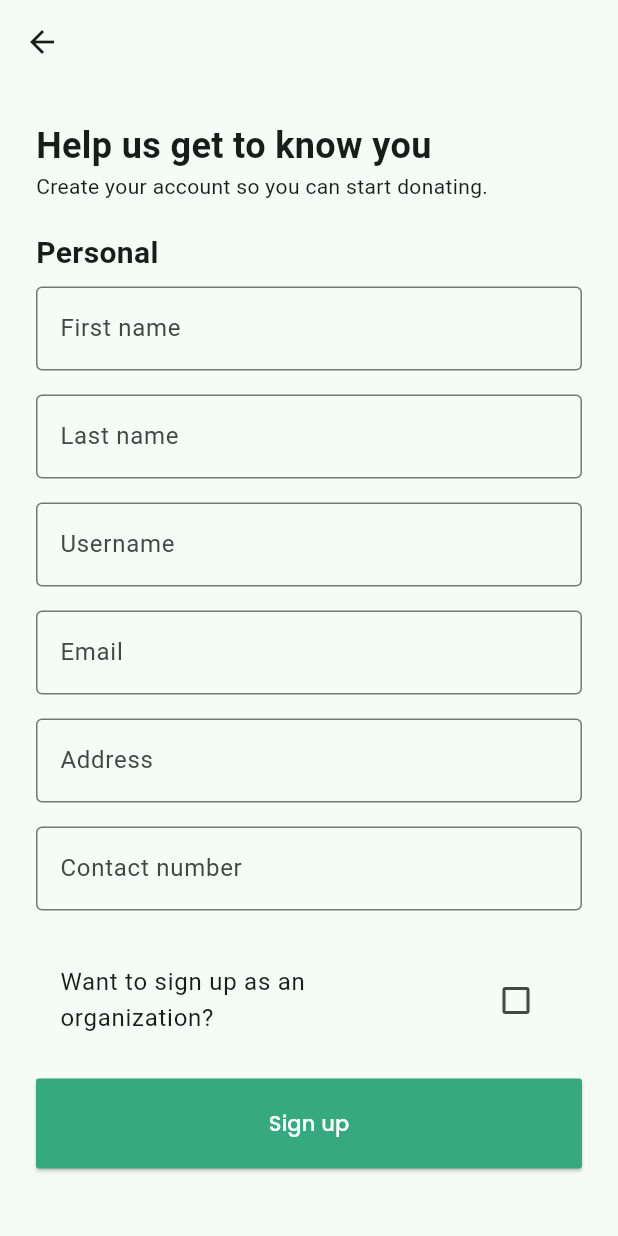
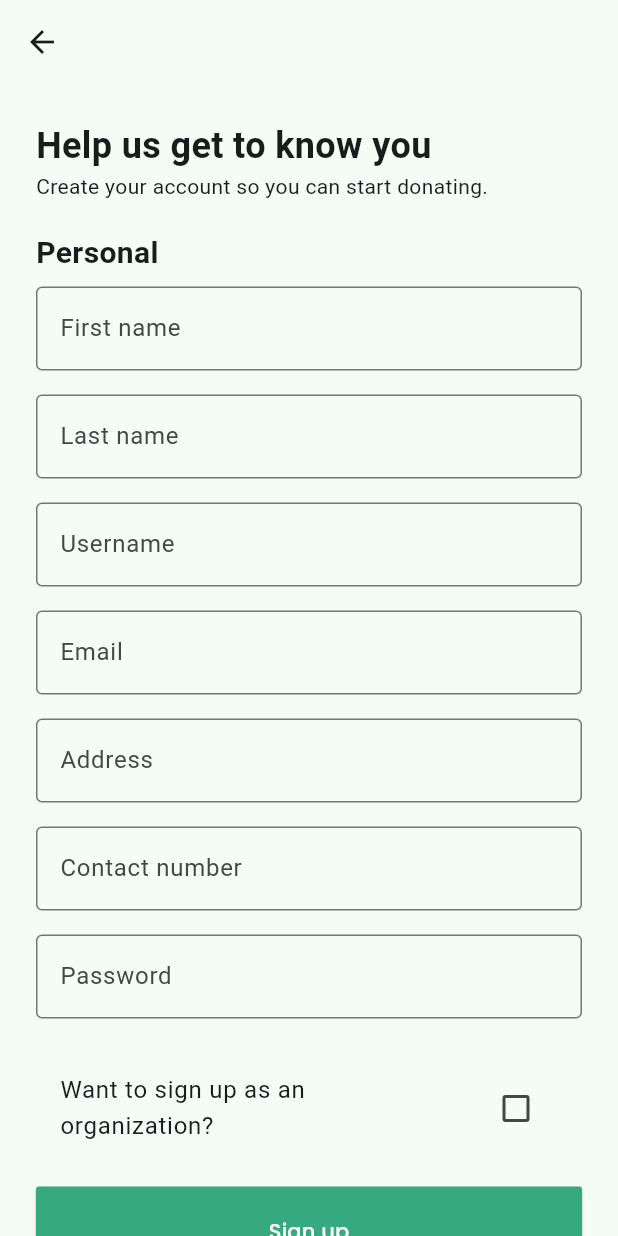
Before and after one commit to amtw123456/Elbi-Donation-System-CMSC23-Project, a Flutter app: the screen it shows after launch, after a tap on "Get Started", on a phone screen of 412 x 824 dp. Run offline on Flutter 3.47's test engine with Material 3 defaults, Android fonts, the phone set to English and light mode, and no system bars; our stand-ins replace cloud_firestore, firebase_auth, firebase_core, form_validator; accounts and stored records are empty.

Commit message:
feat: added validators on sign up and login

```diff
--- a/elbi_donation_app/lib/views/auth_views/landing.dart
+++ b/elbi_donation_app/lib/views/auth_views/landing.dart
@@ -40,7 +40,10 @@ class LandingPage extends StatelessWidget {
                   ])),
                   Text(
                     'Make a difference. Together.',
-                    style: TextStyle(fontSize: 16, color: Colors.white, fontFamily: "Poppins"),
+                    style: TextStyle(
+                        fontSize: 16,
+                        color: Colors.white,
+                        fontFamily: "Poppins"),
                   )
                 ],
               ),
@@ -58,24 +61,26 @@ class LandingPage extends StatelessWidget {
                         builder: (context) => const SignUpDonorPage()));
                   },
                   child: const Text('Get Started',
-                      style: TextStyle(color: Color(0xff4cba8b), fontFamily: "Poppins"))),
+                      style: TextStyle(
+                          color: Color(0xff4cba8b), fontFamily: "Poppins"))),
             ),
-            SizedBox(height: 10),
+            const SizedBox(height: 10),
             SizedBox(
               height: 50,
               width: double.infinity,
               child: OutlinedButton(
                   style: OutlinedButton.styleFrom(
-                      side: BorderSide(color: Colors.white),
+                      side: const BorderSide(color: Colors.white),
                       shape: RoundedRectangleBorder(
                           borderRadius: BorderRadius.circular(4))),
                   onPressed: () {
-                    Navigator.of(context).push(MaterialPageRoute(
-                        builder: (context) => const LoginPage()));
+                    Navigator.of(context).push(
+                        MaterialPageRoute(builder: (context) => LoginPage()));
                   },
                   child: const Text(
                     'I already have an account',
-                    style: TextStyle(color: Colors.white, fontFamily: "Poppins"),
+                    style:
+                        TextStyle(color: Colors.white, fontFamily: "Poppins"),
                   )),
             ),
           ],
--- a/elbi_donation_app/lib/views/auth_views/sign_up_donor_page.dart
+++ b/elbi_donation_app/lib/views/auth_views/sign_up_donor_page.dart
@@ -116,6 +116,20 @@ class _SignUpDonorPageState extends State<SignUpDonorPage> {
                       ),
                     ),
                   ),
+                  Container(
+                    padding: const EdgeInsets.symmetric(vertical: 8),
+                    child: TextFormField(
+                      obscureText: true,
+                      validator: ValidationBuilder().minLength(8).build(),
+                      decoration: const InputDecoration(
+                        hintText: 'Password',
+                        fillColor: Colors.white,
+                        border: OutlineInputBorder(
+                          borderRadius: BorderRadius.all(Radius.circular(4)),
+                        ),
+                      ),
+                    ),
+                  ),
                   const SizedBox(height: 20),
                   CheckboxListTile(
                     title: const Text('Want to sign up as an organization?'),
```
Also changed, not shown: elbi_donation_app/lib/views/auth_views/login_page.dart (+18 -7 lines).
